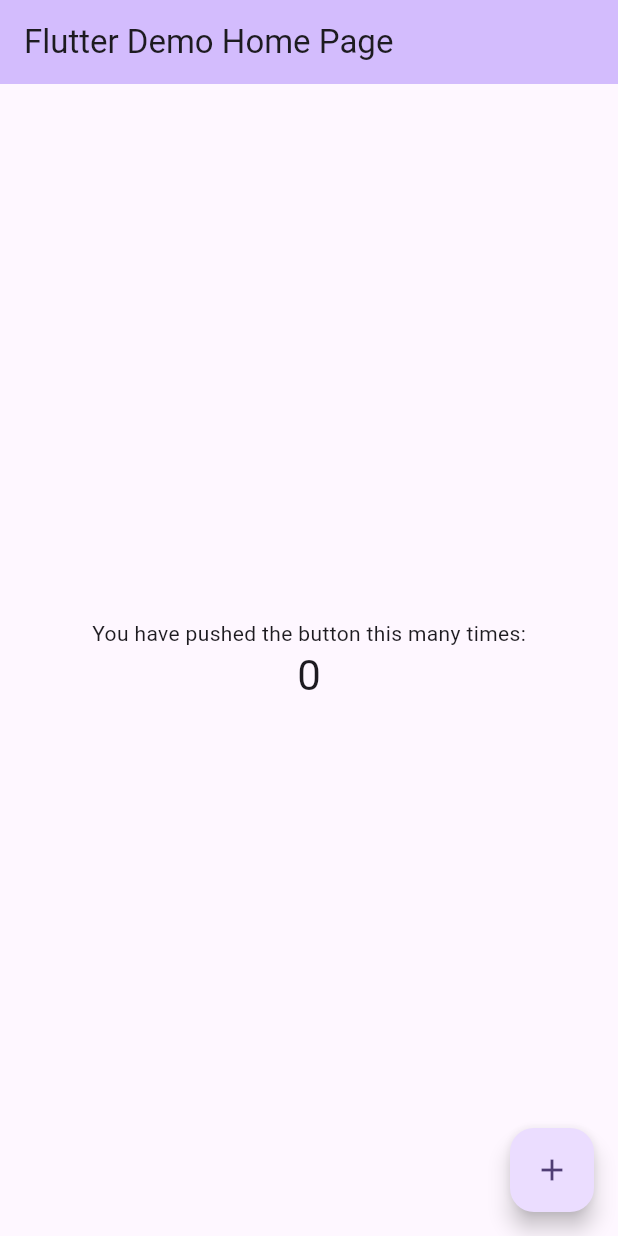
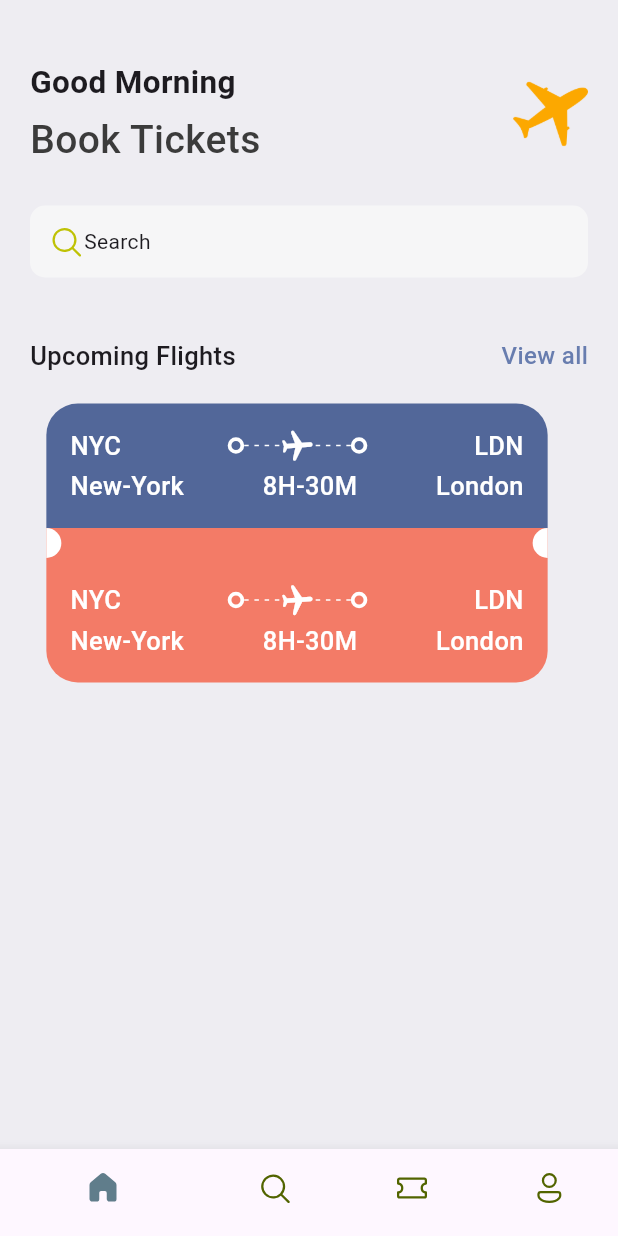
Before and after one commit to AmeerHamza7865/TicketApp, a Flutter app: the screen it shows after launch, on a phone screen of 412 x 824 dp. Run offline on Flutter 3.47's test engine with Material 3 defaults, Android fonts, the phone set to English and light mode, and no system bars; our stand-ins replace fluentui_icons.

Commit message:
Adding Views and advance Styling

```diff
--- /dev/null
+++ b/lib/Base/Widgets/app_layout_builder_widget.dart
@@ -0,0 +1,27 @@
+import 'package:flutter/material.dart';
+
+class AppLayoutBuilderWidget extends StatelessWidget {
+  final int randomDivider;
+  const AppLayoutBuilderWidget({super.key, required this.randomDivider});
+
+  @override
+  Widget build(BuildContext context) {
+    return LayoutBuilder(
+        builder: (BuildContext context, BoxConstraints constraint) {
+      // print("Constraints Width ${(constraint.constrainWidth()/randomDivider).floor()}");
+      return Flex(
+        direction: Axis.horizontal,
+        mainAxisAlignment: MainAxisAlignment.spaceBetween,
+        children: List.generate((constraint.constrainWidth()/randomDivider).floor(),(index)=>SizedBox(
+          width: 3,
+          height: 1,
+          child: DecoratedBox(
+            decoration: BoxDecoration(
+              color: Colors.white
+            ),
+          ),
+        )),
+      );
+    });
+  }
+}
--- /dev/null
+++ b/lib/Base/Widgets/big_circle.dart
@@ -0,0 +1,28 @@
+// ignore_for_file: prefer_const_constructors
+
+import 'package:flutter/material.dart';
+
+class BigCircle extends StatelessWidget {
+  final isRight;
+  const BigCircle({super.key, required this.isRight});
+
+  @override
+  Widget build(BuildContext context) {
+    return SizedBox(
+      height: 20,
+      width: 10,
+      child: DecoratedBox(
+        decoration: BoxDecoration(
+          color: Colors.white,
+          borderRadius:isRight==true?  BorderRadius.only(
+            topLeft: Radius.circular(10),
+            bottomLeft: Radius.circular(10),
+          ): BorderRadius.only(
+            topRight: Radius.circular(10),
+            bottomRight: Radius.circular(10),
+          ),
+        ),
+      ),
+    );
+  }
+}
--- /dev/null
+++ b/lib/Base/Widgets/big_dot.dart
@@ -0,0 +1,16 @@
+import 'package:flutter/material.dart';
+
+class BigDot extends StatelessWidget {
+  const BigDot({super.key});
+
+  @override
+  Widget build(BuildContext context) {
+    return Container(
+      padding: EdgeInsets.all(3),
+      decoration: BoxDecoration(
+        border:Border.all(color: Colors.white,width: 2.5),
+        borderRadius: BorderRadius.circular(20)
+      ),
+    );
+  }
+}
--- /dev/null
+++ b/lib/Base/Widgets/double_text_widget.dart
@@ -0,0 +1,23 @@
+import 'package:flutter/material.dart';
+import 'package:ticket_app/Base/res/styles/app_styles.dart';
+
+class DoubleTextApp extends StatelessWidget {
+  const DoubleTextApp({super.key, required this.bigText,required this.smallText});
+  final String bigText;
+  final String smallText;
+  @override
+  Widget build(BuildContext context) {
+    return Container(
+      child: Row(
+        mainAxisAlignment: MainAxisAlignment.spaceBetween,
+        children: [
+          Text(bigText,style: AppStyles.headingStyle3,),
+          InkWell(
+            onTap: (){},
+            child: Text(smallText,style: AppStyles.textStyle.copyWith(color: AppStyles.primaryColor),),
+          )
+        ],
+      ),
+    );
+  }
+}
--- /dev/null
+++ b/lib/Base/Widgets/ticket_view.dart
@@ -0,0 +1,188 @@
+// ignore_for_file: unused_local_variable, prefer_const_constructors, prefer_const_literals_to_create_immutables
+
+import 'package:flutter/material.dart';
+import 'package:ticket_app/Base/Widgets/app_layout_builder_widget.dart';
+import 'package:ticket_app/Base/Widgets/big_circle.dart';
+import 'package:ticket_app/Base/Widgets/big_dot.dart';
+import 'package:ticket_app/Base/res/styles/app_styles.dart';
+
+class TicketView extends StatelessWidget {
+  const TicketView({super.key});
+
+  @override
+  Widget build(BuildContext context) {
+    final size = MediaQuery.of(context).size;
+
+    return SizedBox(
+      width: size.width * 0.85,
+      height: 189,
+      child: Container(
+        margin: EdgeInsets.only(right: 16),
+        child: Column(
+          children: [
+            Container(
+              padding: EdgeInsets.all(16),
+              decoration: BoxDecoration(
+                  color: AppStyles.ticketBlue,
+                  borderRadius: BorderRadius.only(
+                      topLeft: Radius.circular(21),
+                      topRight: Radius.circular(21))),
+              child: Column(
+                children: [
+                  // show Departure and Destination with Icon in Line
+                  Row(
+                    children: [
+                      Text(
+                        "NYC",
+                        style: AppStyles.headingStyle3
+                            .copyWith(color: Colors.white),
+                      ),
+                      Expanded(child: Container()),
+                      BigDot(),
+                      Expanded(
+                          child: Stack(
+                        children: [
+                          SizedBox(
+                            height: 24,
+                            child: AppLayoutBuilderWidget(
+                              randomDivider: 6,
+                            ),
+                          ),
+                          Center(
+                              child: Transform.rotate(
+                                  angle: 1.5,
+                                  child: Icon(
+                                    Icons.local_airport_rounded,
+                                    color: Colors.white,
+                                  ))),
+                        ],
+                      )),
+                      BigDot(),
+                      Expanded(child: Container()),
+                      Text(
+                        "LDN",
+                        style: AppStyles.headingStyle3
+                            .copyWith(color: Colors.white),
+                      ),
+                    ],
+                  ),
+                  // show Departure and Destination with name in Second Line
+
+                  SizedBox(
+                    height: 3,
+                  ),
+                  Row(
+                    children: [
+                      Text(
+                        "New-York",
+                        style: AppStyles.headingStyle3
+                            .copyWith(color: Colors.white),
+                      ),
+                      Expanded(child: Container()),
+                      Text(
+                        "8H-30M",
+                        style: AppStyles.headingStyle3
+                            .copyWith(color: Colors.white),
+                      ),
+                      Expanded(child: Container()),
+                      Text(
+                        "London",
+                        style: AppStyles.headingStyle3
+                            .copyWith(color: Colors.white),
+                      ),
+                    ],
+                  ),
+                ],
+              ),
+            ),
+            Container(
+              color: AppStyles.ticketOrange,
+              child: Row(
+                children: [
+                 BigCircle(isRight: false),
+                 Expanded(child: Container()),
+                 BigCircle(isRight: true)
+                ],
+              ),
+            ),
+            Container(
+              padding: EdgeInsets.all(16),
+              decoration: BoxDecoration(
+                  color: AppStyles.ticketOrange,
+                  borderRadius: BorderRadius.only(
+                      bottomLeft: Radius.circular(21),
+                      bottomRight: Radius.circular(21))),
+              child: Column(
+                children: [
+                  // show Departure and Destination with Icon in Line
+                  Row(
+                    children: [
+                      Text(
+                        "NYC",
+                        style: AppStyles.headingStyle3
+                            .copyWith(color: Colors.white),
+                      ),
+                      Expanded(child: Container()),
+                      BigDot(),
+                      Expanded(
+                          child: Stack(
+                        children: [
+                          SizedBox(
+                            height: 24,
+                            child: AppLayoutBuilderWidget(
+                              randomDivider: 6,
+                            ),
+                          ),
+                          Center(
+                              child: Transform.rotate(
+                                  angle: 1.5,
+                                  child: Icon(
+                                    Icons.local_airport_rounded,
+                                    color: Colors.white,
+                                  ))),
+                        ],
+                      )),
+                      BigDot(),
+                      Expanded(child: Container()),
+                      Text(
+                        "LDN",
+                        style: AppStyles.headingStyle3
+                            .copyWith(color: Colors.white),
+                      ),
+                    ],
+                  ),
+                  // show Departure and Destination with name in Second Line
+
+                  SizedBox(
+                    height: 3,
+                  ),
+                  Row(
+                    children: [
+                      Text(
+                        "New-York",
+                        style: AppStyles.headingStyle3
+                            .copyWith(color: Colors.white),
+                      ),
+                      Expanded(child: Container()),
+                      Text(
+                        "8H-30M",
+                        style: AppStyles.headingStyle3
+                            .copyWith(color: Colors.white),
+                      ),
+                      Expanded(child: Container()),
+                      Text(
+                        "London",
+                        style: AppStyles.headingStyle3
+                            .copyWith(color: Colors.white),
+                      ),
+                    ],
+                  ),
+                ],
+              ),
+            ),
+          ],
+        ),
+      ),
+    );
+  }
+}
--- /dev/null
+++ b/lib/Base/navbar_bottom.dart
@@ -0,0 +1,71 @@
+// ignore_for_file: prefer_const_constructors, prefer_const_literals_to_create_immutables
+
+import 'package:fluentui_icons/fluentui_icons.dart';
+import 'package:flutter/material.dart';
+import 'package:ticket_app/Screen/home_screen.dart';
+
+class BottomNavbar extends StatefulWidget {
+  const BottomNavbar({super.key});
+
+  @override
+  State<BottomNavbar> createState() => _BottomNavbarState();
+}
+
+class _BottomNavbarState extends State<BottomNavbar> {
+
+  final appScreen=[
+    HomeScreen(),
+    Center(child: const Text("Search")),
+    Center(child: const Text("Tickets")),
+    Center(child: const Text("Profile")),
+  ];
+
+  int _selectedIndex=0;
+
+  void _onTab_Index(int index){
+    setState(() {
+    _selectedIndex=index;
+
+    });
+
+  }
+
+
+  @override
+  Widget build(BuildContext context) {
+    return Scaffold(
+      // appBar: AppBar(
+      //   title: Center(child: Text("My Tickets")),
+      // ),
+      body: appScreen[_selectedIndex],
+      bottomNavigationBar: BottomNavigationBar(
+        onTap: _onTab_Index,
+        currentIndex: _selectedIndex,
+          selectedItemColor: Colors.blueGrey,
+          unselectedItemColor: const Color(0xFF526400),
+          showSelectedLabels: false,
+          items: [
+            BottomNavigationBarItem(
+                icon: Icon(FluentSystemIcons.ic_fluent_home_regular),
+                activeIcon: Icon(FluentSystemIcons.ic_fluent_home_filled),
+                label: "Home"),
+            BottomNavigationBarItem(
+                icon: Icon(FluentSystemIcons.ic_fluent_search_regular),
+                activeIcon: Icon(FluentSystemIcons.ic_fluent_search_filled),
+                label: "Search"),
+            BottomNavigationBarItem(
+                icon: Icon(FluentSystemIcons.ic_fluent_ticket_regular),
+                activeIcon: Icon(FluentSystemIcons.ic_fluent_ticket_filled),
+                label: "Tickets"),
+            BottomNavigationBarItem(
+                icon: Icon(FluentSystemIcons.ic_fluent_person_regular),
+                activeIcon: Icon(FluentSystemIcons.ic_fluent_person_filled),
+                label: "Profile"),
+
+            // BottomNavigationBarItem(icon: Icon(Icons.search),label: "Search"),
+            // BottomNavigationBarItem(icon: Icon(Icons.airplane_ticket),label: "Tickets"),
+            // BottomNavigationBarItem(icon: Icon(Icons.person),label: "Profile"),
+          ]),
+    );
+  }
+}
--- /dev/null
+++ b/lib/Base/res/Media.dart
@@ -0,0 +1,5 @@
+// ignore: file_names
+class AppMedia{
+  static const _baseImage="assets/images";
+  static const logo='$_baseImage/airplane.png';
+}
--- /dev/null
+++ b/lib/Base/res/styles/app_styles.dart
@@ -0,0 +1,24 @@
+// ignore_for_file: prefer_const_constructors
+
+import 'package:flutter/material.dart';
+
+Color primary = const Color(0xFF687daf);
+
+class AppStyles {
+  static Color primaryColor = primary;
+  static Color textColor = const Color(0xFF3b3b3b);
+  static Color bgColor = const Color(0xFFeeedf2);
+  static Color ticketBlue=const Color(0xFF526799);
+  static Color ticketOrange=const Color(0xFFF37B67);
+
+      static TextStyle textStyle=TextStyle(
+    fontSize: 16,color: textColor, fontWeight: FontWeight.w500);
+  static TextStyle headingStyle1 =
+
+      TextStyle(fontSize: 26, fontWeight: FontWeight.w500, color: textColor);
+  static TextStyle headingStyle2 =
+      TextStyle(fontSize: 21, fontWeight: FontWeight.bold);
+  static TextStyle headingStyle3 =
+      TextStyle(fontSize: 17, fontWeight: FontWeight.w500);
+
+}
--- /dev/null
+++ b/lib/Screen/home_screen.dart
@@ -0,0 +1,91 @@
+// ignore_for_file: prefer_const_constructors, prefer_const_literals_to_create_immutables
+
+import 'package:fluentui_icons/fluentui_icons.dart';
+import 'package:flutter/material.dart';
+import 'package:ticket_app/Base/Widgets/double_text_widget.dart';
+import 'package:ticket_app/Base/Widgets/ticket_view.dart';
+import 'package:ticket_app/Base/res/Media.dart';
+import 'package:ticket_app/Base/res/styles/app_styles.dart';
+
+class HomeScreen extends StatelessWidget {
+  const HomeScreen({super.key});
+
+  @override
+  Widget build(BuildContext context) {
+    return Scaffold(
+      backgroundColor: AppStyles.bgColor,
+      body: ListView(
+        children: [
+          SizedBox(
+            height: 40,
+          ),
+          Container(
+            padding: const EdgeInsets.symmetric(horizontal: 20),
+            child: Column(
+              children: [
+                Row(
+                  mainAxisAlignment: MainAxisAlignment.spaceBetween,
+                  children: [
+                    Column(
+                      crossAxisAlignment: CrossAxisAlignment.start,
+                      children: [
+                        Text("Good Morning", style: AppStyles.headingStyle2),
+                        SizedBox(
+                          height: 5,
+                        ),
+                        Text(
+                          "Book Tickets",
+                          style: AppStyles.headingStyle1,
+                        ),
+                      ],
+                    ),
+                    Container(
+                      width: 50,
+                      height: 50,
+                      decoration: BoxDecoration(
+                          borderRadius: BorderRadius.circular(10),
+                          image: DecorationImage(
+                            image: AssetImage(AppMedia.logo),
+                          )),
+                    ),
+                  ],
+                ),
+                SizedBox(
+                  height: 25,
+                ),
+                Container(
+                  padding: EdgeInsets.symmetric(horizontal: 12, vertical: 12),
+                  decoration: BoxDecoration(
+                    borderRadius: BorderRadius.circular(10),
+                    color: Color.fromARGB(255, 246, 246, 247),
+                  ),
+                  child: Row(
+                    // mainAxisAlignment: MainAxisAlignment.spaceBetween,
+                    children: [
+                      Icon(
+                        FluentSystemIcons.ic_fluent_search_regular,
+                        color: Color(0xFFBFC205),
+                      ),
+                      Text("Search"),
+                    ],
+                  ),
+                ),
+                SizedBox(
+                  height: 40,
+                ),
+                DoubleTextApp(
+                  bigText: 'Upcoming Flights',
+                  smallText: 'View all',
+                ),
+                SizedBox(
+                  height: 20,
+                ),
+                TicketView()
+              ],
+            ),
+          ),
+        ],
+      ),
+    );
+  }
+}
--- a/lib/main.dart
+++ b/lib/main.dart
@@ -1,4 +1,7 @@
+// ignore_for_file: prefer_const_constructors
+
 import 'package:flutter/material.dart';
+import 'package:ticket_app/Base/navbar_bottom.dart';
 
 void main() {
   runApp(const MyApp());
@@ -11,115 +14,13 @@ class MyApp extends StatelessWidget {
   @override
   Widget build(BuildContext context) {
     return MaterialApp(
+      debugShowCheckedModeBanner: false,
       title: 'Flutter Demo',
       theme: ThemeData(
-        // This is the theme of your application.
-        //
-        // TRY THIS: Try running your application with "flutter run". You'll see
-        // the application has a purple toolbar. Then, without quitting the app,
-        // try changing the seedColor in the colorScheme below to Colors.green
-        // and then invoke "hot reload" (save your changes or press the "hot
-        // reload" button in a Flutter-supported IDE, or press "r" if you used
-        // the command line to start the app).
-        //
-        // Notice that the counter didn't reset back to zero; the application
-        // state is not lost during the reload. To reset the state, use hot
-        // restart instead.
-        //
-        // This works for code too, not just values: Most code changes can be
-        // tested with just a hot reload.
         colorScheme: ColorScheme.fromSeed(seedColor: Colors.deepPurple),
         useMaterial3: true,
       ),
-      home: const MyHomePage(title: 'Flutter Demo Home Page'),
+      home: BottomNavbar(),
     );
   }
 }
-
-class MyHomePage extends StatefulWidget {
-  const MyHomePage({super.key, required this.title});
-
-  // This widget is the home page of your application. It is stateful, meaning
-  // that it has a State object (defined below) that contains fields that affect
-  // how it looks.
-
-  // This class is the configuration for the state. It holds the values (in this
-  // case the title) provided by the parent (in this case the App widget) and
-  // used by the build method of the State. Fields in a Widget subclass are
-  // always marked "final".
-
-  final String title;
-
-  @override
-  State<MyHomePage> createState() => _MyHomePageState();
-}
-
-class _MyHomePageState extends State<MyHomePage> {
-  int _counter = 0;
-
-  void _incrementCounter() {
-    setState(() {
-      // This call to setState tells the Flutter framework that something has
-      // changed in this State, which causes it to rerun the build method below
-      // so that the display can reflect the updated values. If we changed
-      // _counter without calling setState(), then the build method would not be
-      // called again, and so nothing would appear to happen.
-      _counter++;
-    });
-  }
-
-  @override
-  Widget build(BuildContext context) {
-    // This method is rerun every time setState is called, for instance as done
-    // by the _incrementCounter method above.
-    //
-    // The Flutter framework has been optimized to make rerunning build methods
-    // fast, so that you can just rebuild anything that needs updating rather
-    // than having to individually change instances of widgets.
-    return Scaffold(
-      appBar: AppBar(
-        // TRY THIS: Try changing the color here to a specific color (to
-        // Colors.amber, perhaps?) and trigger a hot reload to see the AppBar
-        // change color while the other colors stay the same.
-        backgroundColor: Theme.of(context).colorScheme.inversePrimary,
-        // Here we take the value from the MyHomePage object that was created by
-        // the App.build method, and use it to set our appbar title.
-        title: Text(widget.title),
-      ),
-      body: Center(
-        // Center is a layout widget. It takes a single child and positions it
-        // in the middle of the parent.
-        child: Column(
-          // Column is also a layout widget. It takes a list of children and
-          // arranges them vertically. By default, it sizes itself to fit its
-          // children horizontally, and tries to be as tall as its parent.
-          //
-          // Column has various properties to control how it sizes itself and
-          // how it positions its children. Here we use mainAxisAlignment to
-          // center the children vertically; the main axis here is the vertical
-          // axis because Columns are vertical (the cross axis would be
-          // horizontal).
-          //
-          // TRY THIS: Invoke "debug painting" (choose the "Toggle Debug Paint"
-          // action in the IDE, or press "p" in the console), to see the
-          // wireframe for each widget.
-          mainAxisAlignment: MainAxisAlignment.center,
-          children: <Widget>[
-            const Text(
-              'You have pushed the button this many times:',
-            ),
-            Text(
-              '$_counter',
-              style: Theme.of(context).textTheme.headlineMedium,
-            ),
-          ],
-        ),
-      ),
-      floatingActionButton: FloatingActionButton(
-        onPressed: _incrementCounter,
-        tooltip: 'Increment',
-        child: const Icon(Icons.add),
-      ), // This trailing comma makes auto-formatting nicer for build methods.
-    );
-  }
-}
--- a/pubspec.yaml
+++ b/pubspec.yaml
@@ -35,6 +35,7 @@ dependencies:
   # The following adds the Cupertino Icons font to your application.
   # Use with the CupertinoIcons class for iOS style icons.
   cupertino_icons: ^1.0.6
+  fluentui_icons: ^1.0.0
 
 dev_dependencies:
   flutter_test:
@@ -59,8 +60,8 @@ flutter:
   uses-material-design: true
 
   # To add assets to your application, add an assets section, like this:
-  # assets:
-  #   - images/a_dot_burr.jpeg
+  assets:
+    - assets/images/
   #   - images/a_dot_ham.jpeg
 
   # An image asset can refer to one or more resolution-specific "variants", see
```
Also changed, not shown: assets/images/airbnb.png (added), assets/images/airplane.png (added), pubspec.lock.
